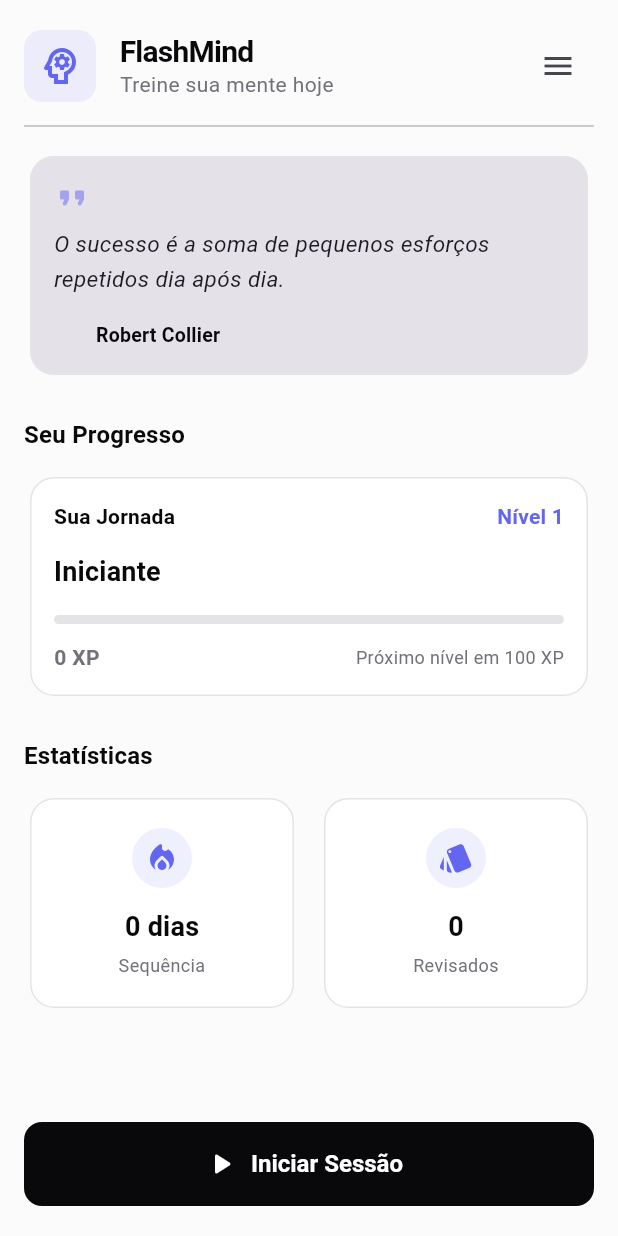
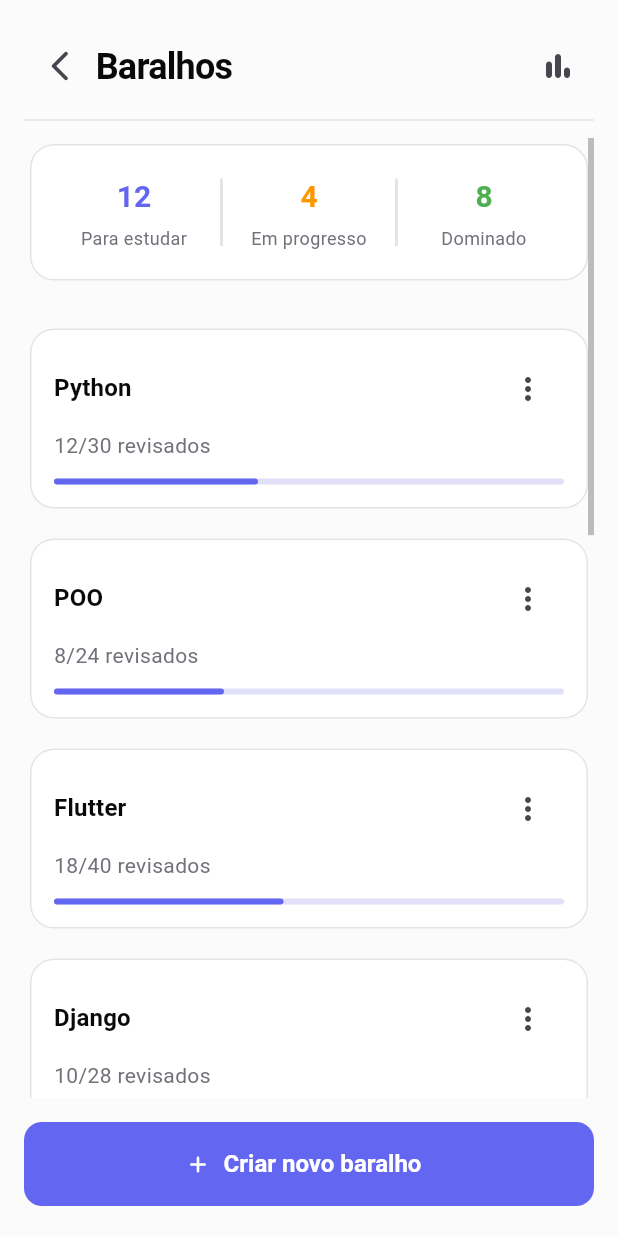
Before and after one commit to jonasr1/flash_mind, a Flutter app: the screen it shows after launch, after a tap on "Iniciar Sessão", on a phone screen of 412 x 824 dp. Run offline on Flutter 3.47's test engine with Material 3 defaults, Android fonts, the phone set to English and light mode, and no system bars.

Commit message:
feat: implement decks screen layout

```diff
--- /dev/null
+++ b/lib/features/decks/data/decks_data.dart
@@ -0,0 +1,54 @@
+import '../models/deck.dart';
+
+const decks = [
+  Deck(
+    title: 'Python',
+    totalCards: 30,
+    reviewedCards: 12,
+  ),
+  Deck(
+    title: 'POO',
+    totalCards: 24,
+    reviewedCards: 8,
+  ),
+  Deck(
+    title: 'Flutter',
+    totalCards: 40,
+    reviewedCards: 18,
+  ),
+  Deck(
+    title: 'Django',
+    totalCards: 28,
+    reviewedCards: 10,
+  ),
+  Deck(
+    title: 'HTML',
+    totalCards: 15,
+    reviewedCards: 15,
+  ),
+  Deck(
+    title: 'CSS',
+    totalCards: 22,
+    reviewedCards: 14,
+  ),
+  Deck(
+    title: 'Git',
+    totalCards: 18,
+    reviewedCards: 9,
+  ),
+  Deck(
+    title: 'SQL',
+    totalCards: 26,
+    reviewedCards: 6,
+  ),
+  Deck(
+    title: 'Linux',
+    totalCards: 20,
+    reviewedCards: 11,
+  ),
+  Deck(
+    title: 'Dart',
+    totalCards: 35,
+    reviewedCards: 17,
+  ),
+];
--- /dev/null
+++ b/lib/features/decks/models/deck.dart
@@ -0,0 +1,16 @@
+class Deck {
+  final String title;
+  final int totalCards;
+  final int reviewedCards;
+
+  const Deck({
+    required this.title,
+    required this.totalCards,
+    required this.reviewedCards,
+  });
+
+  double get progress {
+    if (totalCards == 0) return 0;
+    return reviewedCards / totalCards;
+  }
+}
--- /dev/null
+++ b/lib/features/decks/screens/decks_screen.dart
@@ -0,0 +1,53 @@
+import 'package:flash_mind/features/decks/data/decks_data.dart';
+import 'package:flash_mind/features/decks/widgets/create_deck_button.dart';
+import 'package:flash_mind/features/decks/widgets/deck_list.dart';
+import 'package:flash_mind/features/decks/widgets/decks_summary.dart';
+import 'package:flash_mind/features/decks/widgets/screen_header.dart';
+import 'package:flutter/material.dart';
+
+class DecksScreen extends StatelessWidget {
+  const DecksScreen({super.key});
+
+  @override
+  Widget build(BuildContext context) {
+    final colorScheme = Theme.of(context).colorScheme;
+
+    return Scaffold(
+      body: SafeArea(
+        child: Padding(
+          padding: const EdgeInsets.symmetric(horizontal: 16, vertical: 20),
+          child: Column(
+            children: [
+              ScreenHeader(
+                title: 'Baralhos',
+                actionIcon: Icons.bar_chart_rounded,
+                onActionPressed: () {},
+              ),
+
+              Divider(
+                height: 24,
+                thickness: 1,
+                color: colorScheme.outlineVariant,
+              ),
+
+              Expanded(
+                child: Scrollbar(
+                  thumbVisibility: true,
+                  child: ListView(
+                    padding: const EdgeInsets.only(bottom: 24),
+                    children: [
+                      const DecksSummary(),
+                      const SizedBox(height: 24),
+                      DeckList(decks: decks),
+                    ],
+                  ),
+                ),
+              ),
+              const CreateDeckButton(),
+            ],
+          ),
+        ),
+      ),
+    );
+  }
+}
--- /dev/null
+++ b/lib/features/decks/widgets/create_deck_button.dart
@@ -0,0 +1,23 @@
+import 'package:flutter/material.dart';
+
+class CreateDeckButton extends StatelessWidget {
+  const CreateDeckButton({super.key});
+
+  @override
+  Widget build(BuildContext context) {
+    return Padding(
+      padding: const EdgeInsets.only(top: 16),
+      child: SizedBox(
+        width: double.infinity,
+        child: ElevatedButton.icon(
+          onPressed: () {},
+          icon: const Icon(Icons.add_rounded),
+          label: const Padding(
+            padding: EdgeInsets.symmetric(vertical: 16),
+            child: Text('Criar novo baralho'),
+          ),
+        ),
+      ),
+    );
+  }
+}
--- /dev/null
+++ b/lib/features/decks/widgets/deck_list.dart
@@ -0,0 +1,26 @@
+import 'package:flutter/material.dart';
+
+import '../models/deck.dart';
+import 'deck_list_item.dart';
+
+class DeckList extends StatelessWidget {
+  final List<Deck> decks;
+
+  const DeckList({super.key, required this.decks});
+
+  @override
+  Widget build(BuildContext context) {
+    return ListView.builder(
+      shrinkWrap: true,
+      physics: const NeverScrollableScrollPhysics(),
+      padding: EdgeInsets.zero,
+      itemCount: decks.length,
+      itemBuilder: (context, index) {
+        return Padding(
+          padding: const EdgeInsets.only(bottom: 12),
+          child: DeckListItem(deck: decks[index]),
+        );
+      },
+    );
+  }
+}
--- /dev/null
+++ b/lib/features/decks/widgets/deck_list_item.dart
@@ -0,0 +1,53 @@
+import 'package:flutter/material.dart';
+
+import '../models/deck.dart';
+
+class DeckListItem extends StatelessWidget {
+  final Deck deck;
+
+  const DeckListItem({super.key, required this.deck});
+
+  @override
+  Widget build(BuildContext context) {
+    final theme = Theme.of(context);
+
+    return Card(
+      child: Padding(
+        padding: const EdgeInsets.all(16),
+        child: Column(
+          crossAxisAlignment: CrossAxisAlignment.start,
+          children: [
+            /// linha superior: título + menu
+            Row(
+              children: [
+                Expanded(
+                  child: Text(deck.title, style: theme.textTheme.titleMedium),
+                ),
+                IconButton(
+                  onPressed: () {},
+                  icon: const Icon(Icons.more_vert_rounded),
+                ),
+              ],
+            ),
+
+            const SizedBox(height: 4),
+
+            /// progresso textual
+            Text(
+              '${deck.reviewedCards}/${deck.totalCards} revisados',
+              style: theme.textTheme.bodyMedium,
+            ),
+
+            const SizedBox(height: 12),
+
+            /// barra de progresso
+            LinearProgressIndicator(
+              value: deck.progress,
+              borderRadius: BorderRadius.circular(8),
+            ),
+          ],
+        ),
+      ),
+    );
+  }
+}
--- /dev/null
+++ b/lib/features/decks/widgets/decks_summary.dart
@@ -0,0 +1,70 @@
+import 'package:flutter/material.dart';
+
+class DecksSummary extends StatelessWidget {
+  const DecksSummary({super.key});
+
+  Widget buildItem(
+    BuildContext context, {
+    required String title,
+    required String value,
+    required Color valueColor,
+  }) {
+    final theme = Theme.of(context);
+
+    return Expanded(
+      child: Column(
+        children: [
+          Text(
+            value,
+            style: theme.textTheme.titleMedium?.copyWith(
+              fontSize: 20,
+              fontWeight: FontWeight.w700,
+              color: valueColor,
+            ),
+          ),
+          const SizedBox(height: 4),
+          Text(
+            title,
+            style: theme.textTheme.bodyMedium?.copyWith(fontSize: 12),
+            textAlign: TextAlign.center,
+          ),
+        ],
+      ),
+    );
+  }
+
+  @override
+  Widget build(BuildContext context) {
+    final colorScheme = Theme.of(context).colorScheme;
+
+    return Card(
+      child: Padding(
+        padding: const EdgeInsets.symmetric(vertical: 20, horizontal: 12),
+        child: Row(
+          children: [
+            buildItem(
+              context,
+              title: 'Para estudar',
+              value: '12',
+              valueColor: colorScheme.primary,
+            ),
+            Container(height: 45, width: 2, color: colorScheme.outlineVariant),
+            buildItem(
+              context,
+              title: 'Em progresso',
+              value: '4',
+              valueColor: Colors.orange,
+            ),
+            Container(height: 45, width: 2, color: colorScheme.outlineVariant),
+            buildItem(
+              context,
+              title: 'Dominado',
+              value: '8',
+              valueColor: Colors.green,
+            ),
+          ],
+        ),
+      ),
+    );
+  }
+}
--- /dev/null
+++ b/lib/features/decks/widgets/screen_header.dart
@@ -0,0 +1,30 @@
+import 'package:flutter/material.dart';
+
+class ScreenHeader extends StatelessWidget {
+  final String title;
+  final IconData actionIcon;
+  final VoidCallback onActionPressed;
+
+  const ScreenHeader({
+    super.key,
+    required this.title,
+    required this.actionIcon,
+    required this.onActionPressed,
+  });
+
+  @override
+  Widget build(BuildContext context) {
+    return Row(
+      children: [
+        IconButton(
+          onPressed: () => Navigator.of(context).pop(),
+          icon: const Icon(Icons.arrow_back_ios_new_rounded),
+        ),
+        Expanded(
+          child: Text(title, style: Theme.of(context).textTheme.displaySmall),
+        ),
+        IconButton(onPressed: onActionPressed, icon: Icon(actionIcon)),
+      ],
+    );
+  }
+}
--- a/lib/features/home/controllers/home_controller.dart
+++ /dev/null
@@ -1,10 +0,0 @@
-import 'package:flutter/material.dart';
-
-class HomeController extends ChangeNotifier {
-  int xp = 120;
-
-  void gainXP(int value) {
-    xp += value;
-    notifyListeners();
-  }
-}
--- a/lib/features/home/screens/home_screen.dart
+++ b/lib/features/home/screens/home_screen.dart
@@ -22,7 +22,7 @@
           child: Column(
             crossAxisAlignment: CrossAxisAlignment.start,
             children: [
-              const HeaderSection(),
+              HeaderSection(actionIcon: Icons.menu, onActionPressed: () {}),
               const Divider(height: 32, thickness: 1, color: Colors.black26),
               Expanded(
                 child: SingleChildScrollView(
--- a/lib/features/home/widgets/header_section.dart
+++ b/lib/features/home/widgets/header_section.dart
@@ -1,7 +1,14 @@
 import 'package:flutter/material.dart';
 
 class HeaderSection extends StatelessWidget {
-  const HeaderSection({super.key});
+  final IconData actionIcon;
+  final VoidCallback onActionPressed;
+
+  const HeaderSection({
+    super.key,
+    required this.actionIcon,
+    required this.onActionPressed,
+  });
 
   @override
   Widget build(BuildContext context) {
@@ -42,7 +49,7 @@
             ),
           ],
         ),
-        IconButton(onPressed: () {}, icon: const Icon(Icons.menu)),
+        IconButton(onPressed: onActionPressed, icon: Icon(actionIcon)),
       ],
     );
   }
--- a/lib/features/home/widgets/start_button.dart
+++ b/lib/features/home/widgets/start_button.dart
@@ -1,3 +1,4 @@
+import 'package:flash_mind/features/decks/screens/decks_screen.dart';
 import 'package:flutter/material.dart';
 
 class StartButton extends StatelessWidget {
@@ -6,7 +7,11 @@
   @override
   Widget build(BuildContext context) {
     return ElevatedButton.icon(
-      onPressed: () {},
+      onPressed: () {
+        Navigator.of(
+          context,
+        ).push(MaterialPageRoute(builder: (_) => const DecksScreen()));
+      },
       icon: const Icon(Icons.play_arrow_rounded, size: 24),
       label: const Text('Iniciar Sessão'),
     );
--- a/lib/main.dart
+++ b/lib/main.dart
@@ -53,7 +53,7 @@
         ),
         elevatedButtonTheme: ElevatedButtonThemeData(
           style: ElevatedButton.styleFrom(
-            backgroundColor: const Color(0xFF09090B),
+            backgroundColor: primaryColor,
             foregroundColor: Colors.white,
             minimumSize: const Size(double.infinity, 56),
             shape: RoundedRectangleBorder(
@@ -105,8 +105,8 @@
         ),
         elevatedButtonTheme: ElevatedButtonThemeData(
           style: ElevatedButton.styleFrom(
-            backgroundColor: const Color(0xFFFAFAFA),
-            foregroundColor: const Color(0xFF09090B),
+            backgroundColor: primaryColor,
+            foregroundColor: Colors.white,
             minimumSize: const Size(double.infinity, 56),
             shape: RoundedRectangleBorder(
               borderRadius: BorderRadius.circular(12),
@@ -123,15 +123,3 @@
     );
   }
 }
-
-class HomePage extends StatelessWidget {
-  const HomePage({super.key});
-
-  @override
-  Widget build(BuildContext context) {
-    return Scaffold(
-      appBar: AppBar(title: const Text('Flashcards')),
-      body: const Center(child: Text('Home')),
-    );
-  }
-}
```
